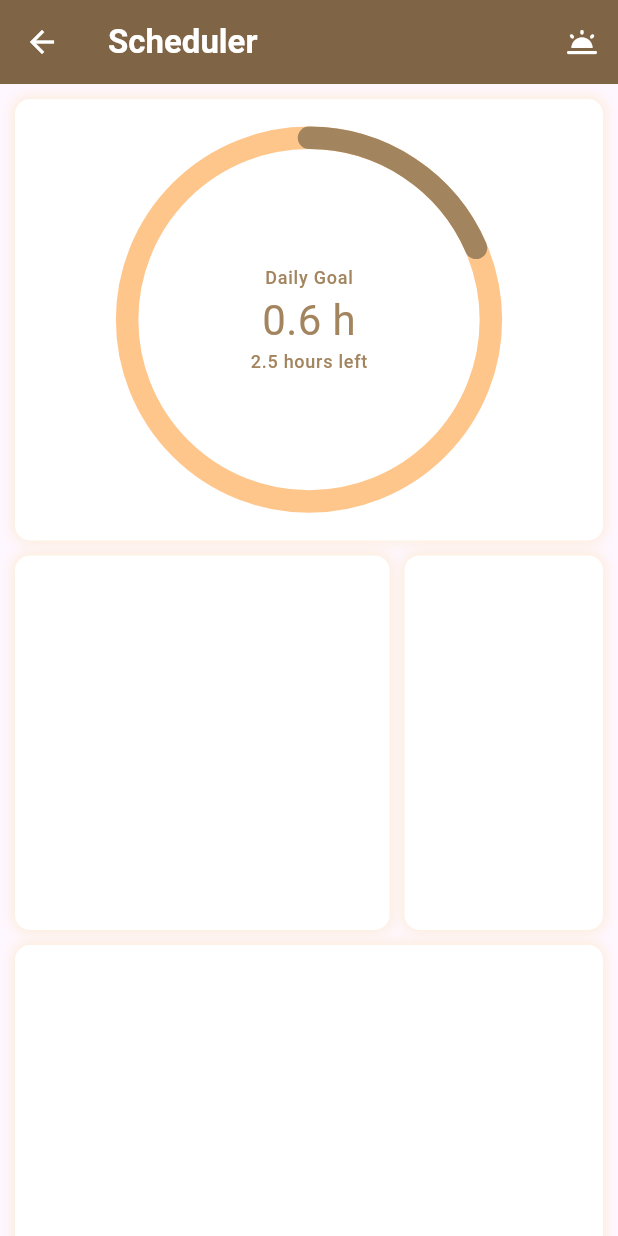
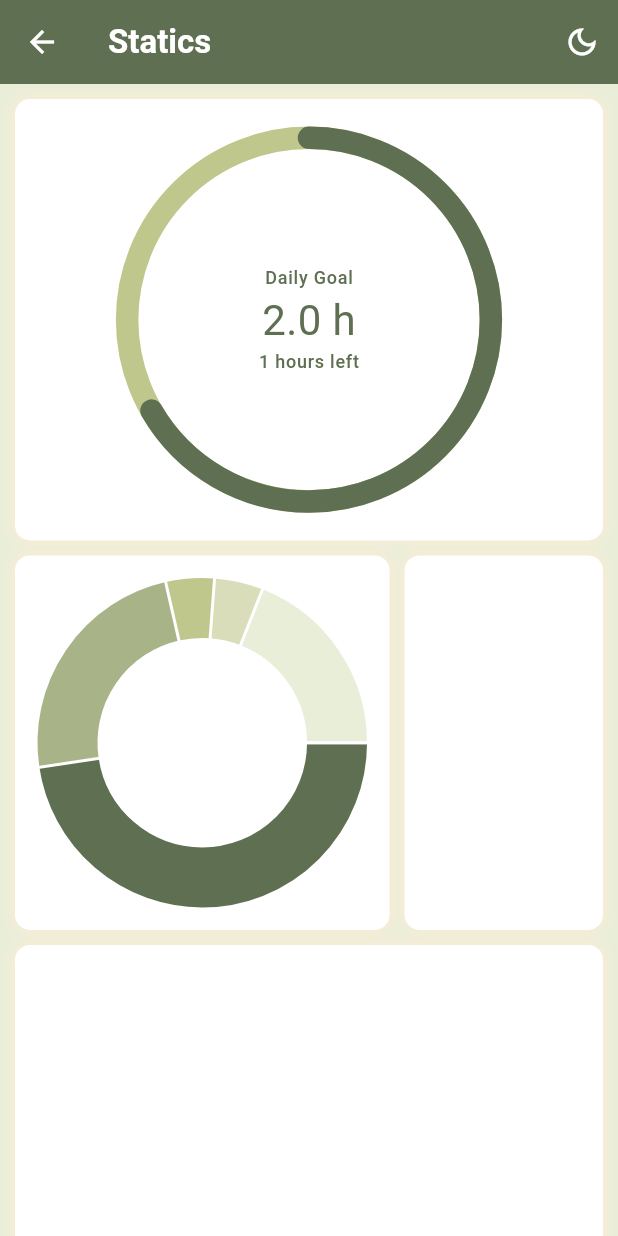
Before and after one commit to m-mhe/scheduler, a Flutter app: the FocusSessionStaticsScreen screen opened directly, on a phone screen of 412 x 824 dp. Run offline on Flutter 3.47's test engine with Material 3 defaults, Android fonts, the phone set to English and light mode, and no system bars; drawn by our look-alikes of fl_chart, sleek_circular_slider; our stand-ins replace audioplayers, get, numberpicker, sqflite; accounts and stored records are empty.

Commit message:
static UI work on prosses

```diff
--- a/lib/ui/screens/focus_session_statics_screen.dart
+++ b/lib/ui/screens/focus_session_statics_screen.dart
@@ -1,3 +1,4 @@
+import 'package:fl_chart/fl_chart.dart';
 import 'package:flutter/material.dart';
 import 'package:get/get.dart';
 import 'package:scheduler/ui/widgets/common_app_bar.dart';
@@ -17,21 +18,41 @@ class _FocusSessionStaticsScreenState extends State<FocusSessionStaticsScreen> {
   @override
   Widget build(BuildContext context) {
     return Scaffold(
-      appBar: commonAppBar(context),
+      backgroundColor: Color(0XFFE9EED9),
+      appBar: AppBar(
+        title: Text(
+          'Statics',
+          style: Theme.of(context)
+              .textTheme
+              .titleLarge!
+              .copyWith(color: Colors.white),
+        ),
+        backgroundColor: Color(0XFF5F6F52),
+        actions: [
+          IconButton(
+              onPressed: () {
+                Get.changeThemeMode(
+                    Get.isDarkMode ? ThemeMode.light : ThemeMode.dark);
+              },
+              icon: Get.isDarkMode
+                  ? const Icon(Icons.dark_mode_rounded)
+                  : const Icon(Icons.dark_mode_outlined))
+        ],
+      ),
       body: SingleChildScrollView(
         child: Padding(
           padding: const EdgeInsets.symmetric(horizontal: 10),
           child: Column(
             children: [
-              SizedBox(height: 10,),
+              SizedBox(
+                height: 10,
+              ),
               Container(
                 width: MediaQuery.sizeOf(context).width,
-                height: MediaQuery.sizeOf(context).width/1.4,
+                height: MediaQuery.sizeOf(context).width / 1.4,
                 decoration: BoxDecoration(
                   borderRadius: BorderRadius.circular(10),
-                  color: Get.isDarkMode
-                      ? ThemeColors.darkSecond
-                      : Colors.white,
+                  color: Get.isDarkMode ? ThemeColors.darkSecond : Colors.white,
                   boxShadow: [
                     BoxShadow(
                         color: Get.isDarkMode
@@ -43,49 +64,56 @@ class _FocusSessionStaticsScreenState extends State<FocusSessionStaticsScreen> {
                 ),
                 child: Center(
                   child: SleekCircularSlider(
-                    initialValue: 0.556,
+                    initialValue: 2,
                     min: 0,
                     max: 3,
                     appearance: CircularSliderAppearance(
-                      spinnerMode: false,
-                      size: MediaQuery.sizeOf(context).width/1.6,
-                      angleRange: 360,
-                      startAngle: 270,
-                      customWidths: CustomSliderWidths(
-                        trackWidth: 15,
-                        progressBarWidth: 15,
-                        handlerSize: 0,
-                      ),
-                      customColors: CustomSliderColors(
-                        trackColor: ThemeColors.darkAccent,
-                        progressBarColor: ThemeColors.accentColor,
-                        shadowColor: ThemeColors.accentColor,
-                        hideShadow: true,
-                      ),
-                      infoProperties: InfoProperties(
-                        topLabelText: 'Daily Goal',
-                        topLabelStyle: Theme.of(context).textTheme.labelMedium!.copyWith(color: ThemeColors.accentColor),
-                        modifier: (v){
-                          return '${v.toStringAsFixed(1)} h';
-                        },
-                        mainLabelStyle: const TextStyle(
-                          color: ThemeColors.accentColor,
-                          fontSize: 28
+                        animDurationMultiplier: 5,
+                        spinnerMode: false,
+                        size: MediaQuery.sizeOf(context).width / 1.6,
+                        angleRange: 360,
+                        startAngle: 270,
+                        customWidths: CustomSliderWidths(
+                          trackWidth: 15,
+                          progressBarWidth: 15,
+                          handlerSize: 0,
                         ),
-                        bottomLabelText: '2.5 hours left',
-                        bottomLabelStyle: Theme.of(context).textTheme.labelMedium!.copyWith(color: ThemeColors.accentColor),
-                      )
-                    ),
+                        customColors: CustomSliderColors(
+                          trackColor: ThemeColors.secondColor,
+                          progressBarColor: Color(0XFF5F6F52),
+                          hideShadow: true,
+                        ),
+                        infoProperties: InfoProperties(
+                          topLabelText: 'Daily Goal',
+                          topLabelStyle:
+                              Theme.of(context).textTheme.labelMedium!.copyWith(
+                                    color: Color(0XFF5F6F52),
+                                  ),
+                          modifier: (v) {
+                            return '${v.toStringAsFixed(1)} h';
+                          },
+                          mainLabelStyle: const TextStyle(
+                            color: Color(0XFF5F6F52),
+                            fontSize: 28,
+                          ),
+                          bottomLabelText: '1 hours left',
+                          bottomLabelStyle:
+                              Theme.of(context).textTheme.labelMedium!.copyWith(
+                                    color: Color(0XFF5F6F52),
+                                  ),
+                        )),
                   ),
                 ),
               ),
-              SizedBox(height: 10,),
+              SizedBox(
+                height: 10,
+              ),
               Row(
                 mainAxisAlignment: MainAxisAlignment.spaceBetween,
                 children: [
                   Container(
-                    width: MediaQuery.sizeOf(context).width/1.65,
-                    height: MediaQuery.sizeOf(context).width/1.65,
+                    width: MediaQuery.sizeOf(context).width / 1.65,
+                    height: MediaQuery.sizeOf(context).width / 1.65,
                     decoration: BoxDecoration(
                       borderRadius: BorderRadius.circular(10),
                       color: Get.isDarkMode
@@ -100,10 +128,48 @@ class _FocusSessionStaticsScreenState extends State<FocusSessionStaticsScreen> {
                             blurRadius: 7),
                       ],
                     ),
+                    child: Padding(
+                      padding: const EdgeInsets.all(15),
+                      child: PieChart(
+                        PieChartData(centerSpaceColor: Colors.white, sections: [
+                          PieChartSectionData(
+                            showTitle: false,
+                            title: '50%',
+                            value: 50,
+                            color: Color(0XFF5F6F52),
+                          ),
+                          PieChartSectionData(
+                            showTitle: false,
+                            title: '25%',
+                            value: 25,
+                            color: Color(0XFFA9B388),
+                          ),
+                          PieChartSectionData(
+                            showTitle: false,
+                            title: '5%',
+                            value: 5,
+                            color: ThemeColors.secondColor,
+                          ),
+                          PieChartSectionData(
+                            showTitle: false,
+                            title: '5%',
+                            value: 5,
+                            color: ThemeColors.secondColor.withOpacity(0.6),
+                          ),
+                          PieChartSectionData(
+                            showTitle: false,
+                            title: '20%',
+                            value: 20,
+                            color: Color(0XFFE9EED9),
+                          ),
+                        ]),
+                      ),
+                    ),
                   ),
                   Container(
-                    width: MediaQuery.sizeOf(context).width-((MediaQuery.sizeOf(context).width/1.65)+30),
-                    height: MediaQuery.sizeOf(context).width/1.65,
+                    width: MediaQuery.sizeOf(context).width -
+                        ((MediaQuery.sizeOf(context).width / 1.65) + 30),
+                    height: MediaQuery.sizeOf(context).width / 1.65,
                     decoration: BoxDecoration(
                       borderRadius: BorderRadius.circular(10),
                       color: Get.isDarkMode
@@ -121,15 +187,15 @@ class _FocusSessionStaticsScreenState extends State<FocusSessionStaticsScreen> {
                   )
                 ],
               ),
-              SizedBox(height: 10,),
+              SizedBox(
+                height: 10,
+              ),
               Container(
                 width: MediaQuery.sizeOf(context).width,
-                height: (MediaQuery.sizeOf(context).width/2),
+                height: (MediaQuery.sizeOf(context).width / 1.9),
                 decoration: BoxDecoration(
                   borderRadius: BorderRadius.circular(10),
-                  color: Get.isDarkMode
-                      ? ThemeColors.darkSecond
-                      : Colors.white,
+                  color: Get.isDarkMode ? ThemeColors.darkSecond : Colors.white,
                   boxShadow: [
                     BoxShadow(
                         color: Get.isDarkMode
@@ -140,6 +206,9 @@ class _FocusSessionStaticsScreenState extends State<FocusSessionStaticsScreen> {
                   ],
                 ),
               ),
+              SizedBox(
+                height: 10,
+              ),
             ],
           ),
         ),
--- a/lib/ui/widgets/common_app_bar.dart
+++ b/lib/ui/widgets/common_app_bar.dart
@@ -17,7 +17,7 @@ AppBar commonAppBar(BuildContext context) {
           },
           icon: Get.isDarkMode
               ? const Icon(Icons.dark_mode_rounded)
-              : const Icon(Icons.wb_twilight_rounded))
+              : const Icon(Icons.dark_mode_outlined))
     ],
   );
 }
```
